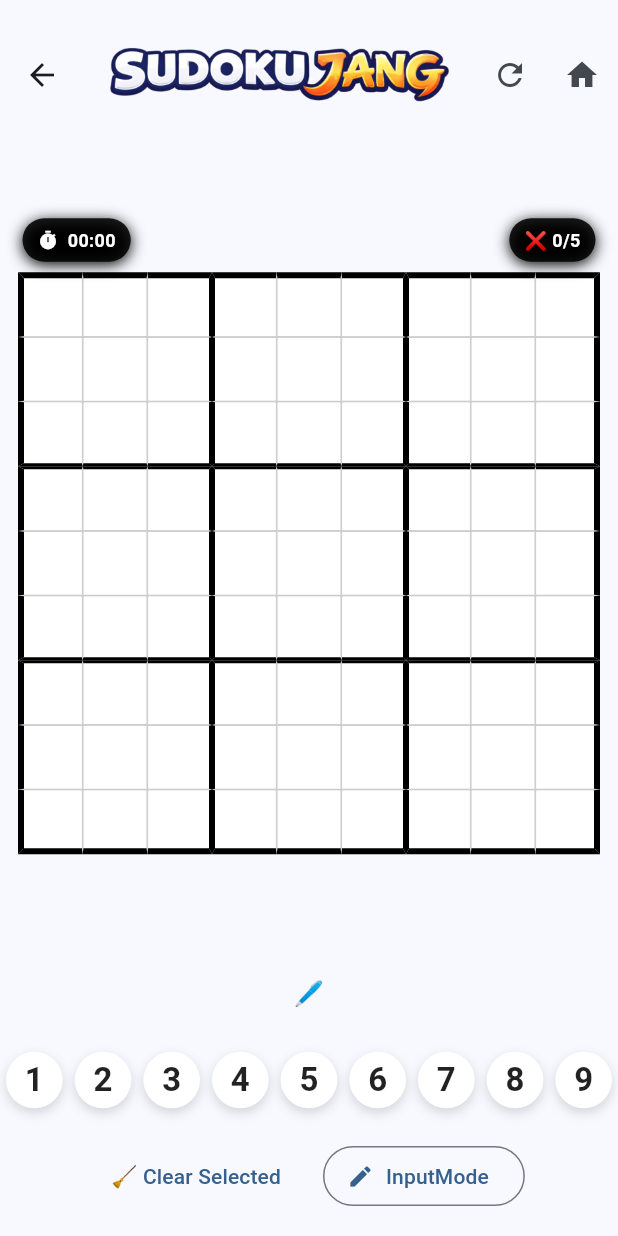
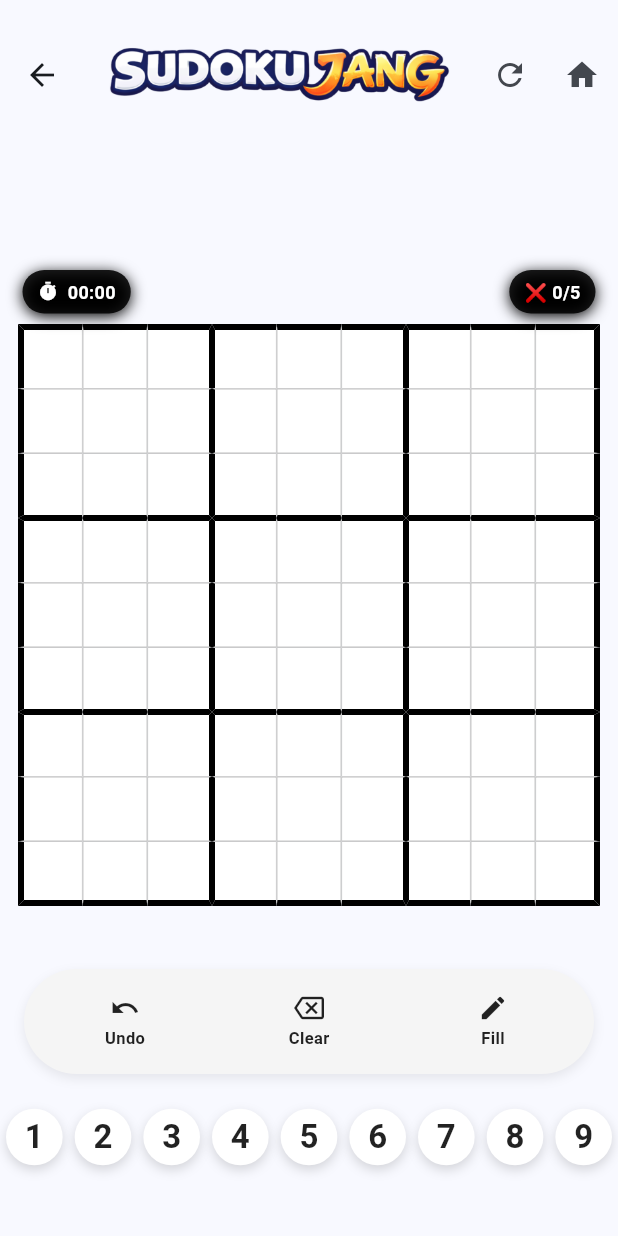
Before and after one commit to minBuild/sudoku, a Flutter app: the SudokuScreen screen opened directly, on a phone screen of 412 x 824 dp. Run offline on Flutter 3.47's test engine with Material 3 defaults, Android fonts, the phone set to English and light mode, and no system bars; our stand-ins replace shared_preferences; accounts and stored records are empty.

Commit message:
feat: Add undo

```diff
--- a/lib/controllers/sudoku_controller.dart
+++ b/lib/controllers/sudoku_controller.dart
@@ -96,6 +96,8 @@ class SudokuController extends ChangeNotifier {
   bool _isGameOver = false;
   bool get isGameOver => _isGameOver;
 
+  final List<_HistoryEntry> _history = [];
+  static const int _maxHistory = 200; // 너무 커지는 것 방지(취향)
 
   SudokuController() {
     _initEmptyBoard();
@@ -122,6 +124,7 @@ class SudokuController extends ChangeNotifier {
   }
 
   void newGame(Difficulty difficulty) {
+    _history.clear();
     _difficulty = difficulty;
     _puzzle = _generator.generate(difficulty);
 
@@ -158,6 +161,7 @@ class SudokuController extends ChangeNotifier {
   }
 
   void reset() {
+    _history.clear();
     // 현재 퍼즐(_puzzle.solution)은 유지, initialSnapshot으로 다시 시작
     _board = List.generate(9, (row) {
       return List.generate(9, (col) {
@@ -216,8 +220,11 @@ class SudokuController extends ChangeNotifier {
       final cell = _board[_selectedRow!][_selectedCol!];
       if (cell.isGiven) return;
 
+      _pushHistoryForSelection(cell.row, cell.col);
+
       // ✅ 메모 모드: 값이 있으면 날리고, notes 토글
       if (_isNoteMode) {
+        _pushHistoryForSelection(cell.row, cell.col);
         if (cell.value != null) {
           cell.value = null;
           cell.isConflicted = false;
@@ -239,6 +246,8 @@ class SudokuController extends ChangeNotifier {
       final bool wasConflictedBefore = cell.isConflicted;
 
       if (prevValue == number) return;
+
+      _pushHistoryForSelection(cell.row, cell.col);
 
       cell.value = number;
       cell.notes.clear();
@@ -282,6 +291,8 @@ class SudokuController extends ChangeNotifier {
 
     final cell = _board[_selectedRow!][_selectedCol!];
     if (cell.isGiven) return;
+
+    _pushHistoryForSelection(cell.row, cell.col);
 
     cell.value = null;
     cell.notes.clear();
@@ -469,6 +480,85 @@ class SudokuController extends ChangeNotifier {
     return countNumber(number) >= 9;
   }
 
+  Set<String> _affectedKeys(int row, int col) {
+    final keys = <String>{};
+
+    // row
+    for (int c = 0; c < 9; c++) {
+      keys.add('$row,$c');
+    }
+    // col
+    for (int r = 0; r < 9; r++) {
+      keys.add('$r,$col');
+    }
+    // box
+    final br = (row ~/ 3) * 3;
+    final bc = (col ~/ 3) * 3;
+    for (int r = br; r < br + 3; r++) {
+      for (int c = bc; c < bc + 3; c++) {
+        keys.add('$r,$c');
+      }
+    }
+
+    return keys;
+  }
+
+  void _pushHistoryForSelection(int row, int col) {
+    final keys = _affectedKeys(row, col);
+
+    final snapshots = <_CellSnapshot>[];
+    for (final k in keys) {
+      final parts = k.split(',');
+      final r = int.parse(parts[0]);
+      final c = int.parse(parts[1]);
+      final cell = _board[r][c];
+
+      snapshots.add(_CellSnapshot(
+        row: r,
+        col: c,
+        value: cell.value,
+        notes: Set<int>.from(cell.notes),
+        isWrong: cell.isWrong,
+      ));
+    }
+
+    _history.add(_HistoryEntry(
+      cells: snapshots,
+      prevWrongCount: _wrongCount,
+      prevIsGameOver: _isGameOver,
+    ));
+
+    if (_history.length > _maxHistory) {
+      _history.removeAt(0);
+    }
+  }
+
+  void rollback() {
+    if (_history.isEmpty) return;
+
+    final last = _history.removeLast();
+
+    for (final snap in last.cells) {
+      final cell = _board[snap.row][snap.col];
+      if (cell.isGiven) continue; // 혹시 모르니 보호
+
+      cell.value = snap.value;
+      cell.notes
+        ..clear()
+        ..addAll(snap.notes);
+      cell.isWrong = snap.isWrong;
+    }
+
+    _wrongCount = last.prevWrongCount;
+    _isGameOver = last.prevIsGameOver;
+
+    // 상태 다시 계산
+    _updateConflicts();
+    _updateHighlights();
+
+    notifyListeners();
+  }
+
   @override
   void dispose() {
     _timer?.cancel();
@@ -476,3 +566,31 @@ class SudokuController extends ChangeNotifier {
     super.dispose();
   }
 }
+
+class _CellSnapshot {
+  final int row;
+  final int col;
+  final int? value;
+  final Set<int> notes;
+  final bool isWrong;
+
+  _CellSnapshot({
+    required this.row,
+    required this.col,
+    required this.value,
+    required this.notes,
+    required this.isWrong,
+  });
+}
+
+class _HistoryEntry {
+  final List<_CellSnapshot> cells;
+  final int prevWrongCount;
+  final bool prevIsGameOver;
+
+  _HistoryEntry({
+    required this.cells,
+    required this.prevWrongCount,
+    required this.prevIsGameOver,
+  });
+}
--- a/lib/screens/sudoku_screen.dart
+++ b/lib/screens/sudoku_screen.dart
@@ -202,22 +202,29 @@ class _SudokuScreenState extends State<SudokuScreen> {
 
       body: Column(
         children: [
-          const SizedBox(height: 16),
+          const SizedBox(height: 4),
           // 보드 영역
-          Expanded(
-            flex: 3,
-            child: Center(
+          SafeArea(
+            bottom: false,
+            child: LayoutBuilder(
+              builder: (context, constraints) {
+                final size = constraints.maxWidth;
+
+                final topPad = (size).clamp(25.0, 100.0);
+
+                return Padding(
+                  padding: EdgeInsets.only(top: topPad),
+                  child: SizedBox(
+                    height: size,
                     child: Stack(
                       clipBehavior: Clip.none,
                       children: [
-                  const SudokuBoard(), // 이건 const여도 되지만, 아래 때문에 통째 const를 못 씀
-
+                        const SudokuBoard(),
                         Positioned(
                           top: -24,
                           left: 15,
                           child: _TimerBadge(label: controller.elapsedLabel),
                         ),
-
                         Positioned(
                           top: -24,
                           right: 15,
@@ -229,49 +236,53 @@ class _SudokuScreenState extends State<SudokuScreen> {
                       ],
                     ),
                   ),
-          ),
-          const SizedBox(height: 16),
-          Expanded(
-            flex: 1,
-            child: Column(
-              children: [
-                Text(
-                  controller.isSolved
-                      ? '🎉 Success!'
-                      : controller.isGameOver
-                      ? 'Game Over'
-                      : controller.isNoteMode
-                      ? '📝'
-                      : '🖊️',
-                  style: const TextStyle(fontSize: 16),
-                ),
-                const SizedBox(height: 6),
-                const SizedBox(height: 8),
-                const _NumberPad(),
-                const SizedBox(height: 8),
-                Row(
-                  mainAxisAlignment: MainAxisAlignment.center,
-                  children: [
-                    TextButton(
-                      onPressed:
-                      controller.isGameOver ? null : controller.clearSelectedCell,
-                      child: const Text('🧹 Clear Selected'),
-                    ),
-                    const SizedBox(width: 16),
-                    OutlinedButton.icon(
-                      onPressed: controller.isGameOver ? null : controller.toggleNoteMode,
-                      icon: Icon(
-                        controller.isNoteMode ? Icons.edit_note : Icons.edit,
-                      ),
-                      label: Text(
-                        controller.isNoteMode ? 'NoteMode' : 'InputMode',
+                );
+              },
             ),
           ),
+
+          const SizedBox(height: 30),
+          Padding(
+            padding: const EdgeInsets.symmetric(horizontal: 16),
+            child: Container(
+              padding: const EdgeInsets.all(6),
+              decoration: BoxDecoration(
+                color: Colors.grey.shade100,
+                borderRadius: BorderRadius.circular(999),
+                boxShadow: [
+                  BoxShadow(
+                    color: Colors.black.withValues(alpha: 0.08),
+                    blurRadius: 6,
+                    offset: const Offset(0, 3),
+                  ),
                 ],
+              ),
+              child: Row(
+                children: [
+                  _ControlButton(
+                    icon: Icons.undo,
+                    label: 'Undo',
+                    onTap: controller.isGameOver ? null : controller.rollback,
+                  ),
+                  _ControlButton(
+                    icon: Icons.backspace_outlined,
+                    label: 'Clear',
+                    onTap: controller.isGameOver ? null : controller.clearSelectedCell,
+                  ),
+                  _ControlButton(
+                    icon: controller.isNoteMode ? Icons.edit_note : Icons.edit,
+                    label: controller.isNoteMode ? 'Note' : 'Fill',
+                    isActive: controller.isNoteMode,
+                    onTap: controller.isGameOver ? null : controller.toggleNoteMode,
                   ),
                 ],
               ),
             ),
+          ),
+
+          const SizedBox(height: 10),
+          const _NumberPad(),
+          const SizedBox(height: 10),
         ],
       ),
     );
@@ -285,18 +296,15 @@ class _NumberPad extends StatelessWidget {
   Widget build(BuildContext context) {
     final controller = context.watch<SudokuController>();
 
+    final numbers = List<int>.generate(9, (i) => i + 1)
+        .where((n) => !controller.isNumberCompleted(n))
+        .toList();
+
     return SizedBox(
       height: 64,
       child: Row(
         mainAxisAlignment: MainAxisAlignment.center,
-        children: List.generate(9, (index) {
-          final number = index + 1;
-          final isCompleted = controller.isNumberCompleted(number);
-
-          if (isCompleted) {
-            return const Expanded(child: SizedBox.shrink());
-          }
-
+        children: numbers.map((number) {
           final isSelected = controller.selectedNumber == number;
 
           return Expanded(
@@ -338,7 +346,7 @@ class _NumberPad extends StatelessWidget {
               ),
             ),
           );
-        }),
+        }).toList(),
       ),
     );
   }
@@ -418,3 +426,65 @@ class _TimerBadge extends StatelessWidget {
     );
   }
 }
+
+class _ControlButton extends StatelessWidget {
+  final IconData icon;
+  final String label;
+  final VoidCallback? onTap;
+  final bool isActive;
+
+  const _ControlButton({
+    required this.icon,
+    required this.label,
+    this.onTap,
+    this.isActive = false,
+  });
+
+  @override
+  Widget build(BuildContext context) {
+    final disabled = onTap == null;
+
+    return Expanded(
+      child: GestureDetector(
+        onTap: onTap,
+        child: AnimatedContainer(
+          duration: const Duration(milliseconds: 150),
+          padding: const EdgeInsets.symmetric(vertical: 10),
+          decoration: BoxDecoration(
+            color: isActive
+                ? Colors.blue.shade600
+                : Colors.transparent,
+            borderRadius: BorderRadius.circular(999),
+          ),
+          child: Column(
+            mainAxisSize: MainAxisSize.min,
+            children: [
+              Icon(
+                icon,
+                size: 20,
+                color: disabled
+                    ? Colors.grey
+                    : isActive
+                    ? Colors.white
+                    : Colors.black87,
+              ),
+              const SizedBox(height: 2),
+              Text(
+                label,
+                style: TextStyle(
+                  fontSize: 11,
+                  fontWeight: FontWeight.w600,
+                  color: disabled
+                      ? Colors.grey
+                      : isActive
+                      ? Colors.white
+                      : Colors.black87,
+                ),
+              ),
+            ],
+          ),
+        ),
+      ),
+    );
+  }
+}
```
Lines whose indentation alone changed are shown as unchanged.
